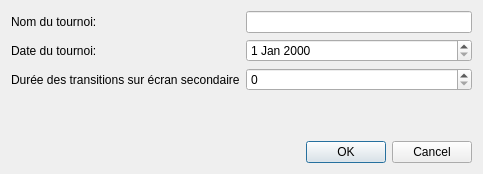
Above: src/DialogNewTournament.ui from raoulh/pongify before the change. Below: the same form after it.
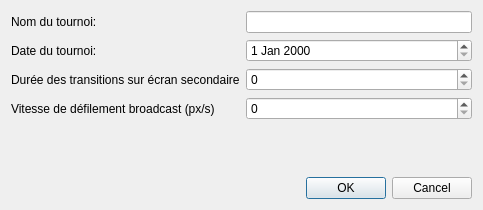
That is the form after the change.

Commit message: Implement adaptive scrolling and timer adjustments for broadcast views

Diff of the .ui file:
```diff
--- a/src/DialogNewTournament.ui
+++ b/src/DialogNewTournament.ui
@@ -7,7 +7,7 @@
     <x>0</x>
     <y>0</y>
     <width>483</width>
-    <height>174</height>
+    <height>210</height>
    </rect>
   </property>
   <property name="windowTitle">
@@ -24,29 +24,6 @@
    <item row="0" column="1">
     <widget class="QLineEdit" name="lineEditName"/>
    </item>
-   <item row="4" column="0" colspan="2">
-    <widget class="QDialogButtonBox" name="buttonBox">
-     <property name="orientation">
-      <enum>Qt::Horizontal</enum>
-     </property>
-     <property name="standardButtons">
-      <set>QDialogButtonBox::Cancel|QDialogButtonBox::Ok</set>
-     </property>
-    </widget>
-   </item>
-   <item row="3" column="0">
-    <spacer name="verticalSpacer">
-     <property name="orientation">
-      <enum>Qt::Vertical</enum>
-     </property>
-     <property name="sizeHint" stdset="0">
-      <size>
-       <width>20</width>
-       <height>40</height>
-      </size>
-     </property>
-    </spacer>
-   </item>
    <item row="1" column="0">
     <widget class="QLabel" name="label_2">
      <property name="text">
@@ -67,6 +44,39 @@
    <item row="2" column="1">
     <widget class="QSpinBox" name="spinBoxTime"/>
    </item>
+   <item row="3" column="0">
+    <widget class="QLabel" name="label_4">
+     <property name="text">
+      <string>Vitesse de défilement broadcast (px/s)</string>
+     </property>
+    </widget>
+   </item>
+   <item row="3" column="1">
+    <widget class="QSpinBox" name="spinBoxScrollSpeed"/>
+   </item>
+   <item row="4" column="0">
+    <spacer name="verticalSpacer">
+     <property name="orientation">
+      <enum>Qt::Vertical</enum>
+     </property>
+     <property name="sizeHint" stdset="0">
+      <size>
+       <width>20</width>
+       <height>40</height>
+      </size>
+     </property>
+    </spacer>
+   </item>
+   <item row="5" column="0" colspan="2">
+    <widget class="QDialogButtonBox" name="buttonBox">
+     <property name="orientation">
+      <enum>Qt::Horizontal</enum>
+     </property>
+     <property name="standardButtons">
+      <set>QDialogButtonBox::Cancel|QDialogButtonBox::Ok</set>
+     </property>
+    </widget>
+   </item>
   </layout>
  </widget>
  <resources/>
```
The commit also changes 11 other files.
